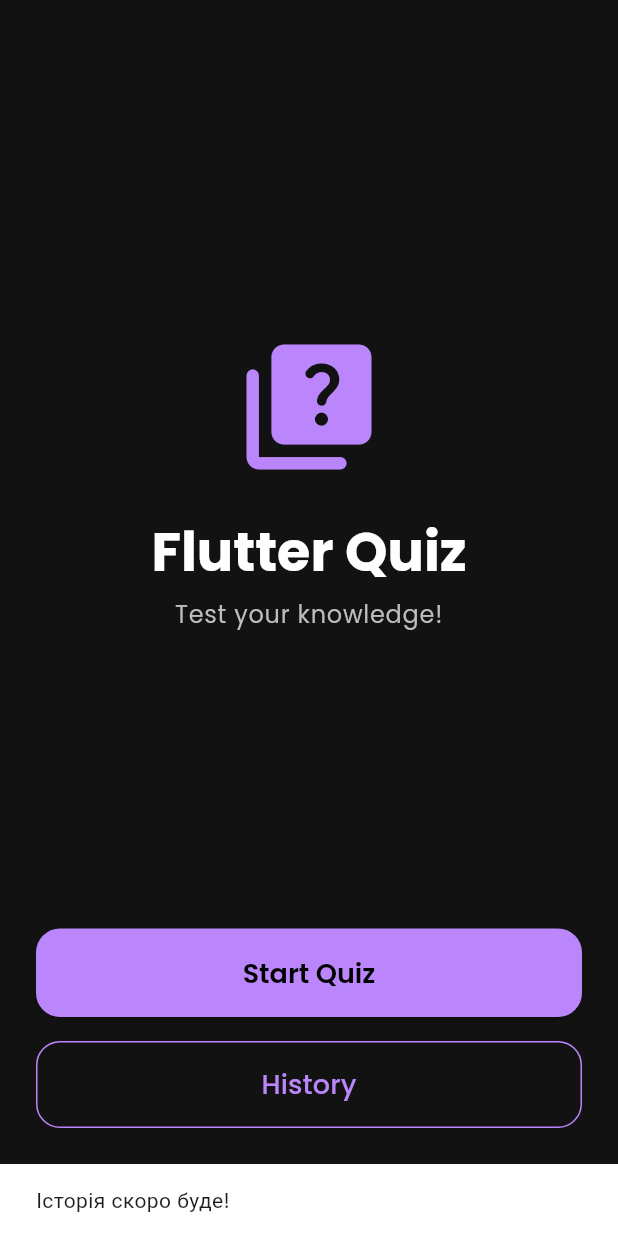
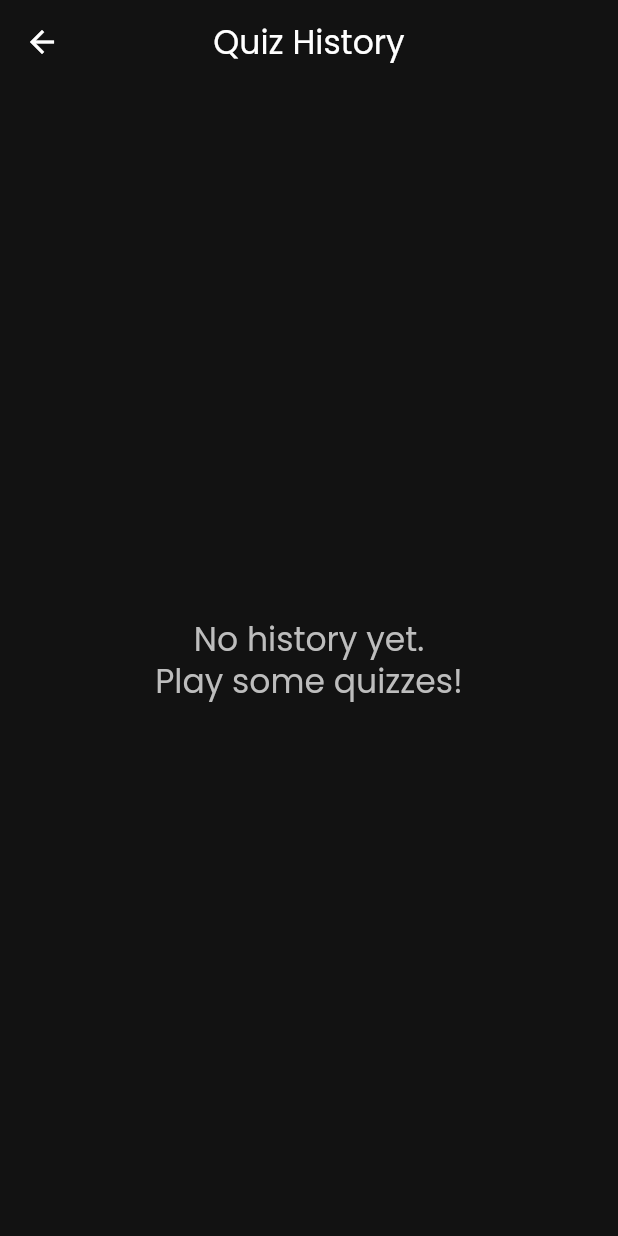
Before and after one commit to Upgrader01/flutter_quiz_app, a Flutter app: the screen it shows after launch, after a tap on "History", on a phone screen of 412 x 824 dp. Run offline on Flutter 3.47's test engine with Material 3 defaults, Android fonts, the phone set to English and light mode, and no system bars; our stand-ins replace confetti, google_fonts, shared_preferences.

Commit message:
Added History

```diff
--- /dev/null
+++ b/lib/models/quiz_result.dart
@@ -0,0 +1,33 @@
+import 'dart:convert';
+
+class QuizResult {
+  final int score;
+  final int totalQuestions;
+  final DateTime date;
+
+  QuizResult({
+    required this.score,
+    required this.totalQuestions,
+    required this.date,
+  });
+
+  Map<String, dynamic> toMap() {
+    return {
+      'score': score,
+      'totalQuestions': totalQuestions,
+      'date': date.millisecondsSinceEpoch,
+    };
+  }
+
+  factory QuizResult.fromMap(Map<String, dynamic> map) {
+    return QuizResult(
+      score: map['score'] ?? 0,
+      totalQuestions: map['totalQuestions'] ?? 0,
+      date: DateTime.fromMillisecondsSinceEpoch(map['date']),
+    );
+  }
+
+  String toJson() => json.encode(toMap());
+  factory QuizResult.fromJson(String source) =>
+      QuizResult.fromMap(json.decode(source));
+}
--- a/lib/providers/quiz_provider.dart
+++ b/lib/providers/quiz_provider.dart
@@ -1,11 +1,16 @@
 import 'package:flutter/material.dart';
 import 'package:quiz_app/models/question.dart';
+import 'package:quiz_app/models/quiz_result.dart';
+import 'package:shared_preferences/shared_preferences.dart';
 import '../data/questions.dart' as data;
 
 class QuizProvider with ChangeNotifier {
   final List<Question> _questions = data.questions;
   int _currentQuestionIndex = 0;
   int _score = 0;
+
+  List<QuizResult> _history = [];
+  List<QuizResult> get history => _history;
 
   List<Question> get questions => _questions;
   int get currentQuestionIndex => _currentQuestionIndex;
@@ -14,6 +19,38 @@ class QuizProvider with ChangeNotifier {
   Question get currentQuestion => _questions[_currentQuestionIndex];
   bool get isQuizFinished => _currentQuestionIndex >= _questions.length;
   int get totalQuestions => _questions.length;
+
+  QuizProvider() {
+    _loadHistory();
+  }
+
+  Future<void> _loadHistory() async {
+    final prefs = await SharedPreferences.getInstance();
+    final historyStringList = prefs.getStringList('quiz_history') ?? [];
+
+    _history = historyStringList
+        .map((item) => QuizResult.fromJson(item))
+        .toList();
+    // Sorting: new ones on top
+    _history.sort((a, b) => b.date.compareTo(a.date));
+    notifyListeners();
+  }
+
+  Future<void> saveCurrentResult() async {
+    final newResult = QuizResult(
+      score: _score,
+      totalQuestions: _questions.length,
+      date: DateTime.now(),
+    );
+    _history.insert(0, newResult); // Add to the top of the list
+    notifyListeners();
+
+    // Save to disk
+    final prefs = await SharedPreferences.getInstance();
+    final historyStringList =
+        _history.map((item) => item.toJson()).toList();
+    await prefs.setStringList('quiz_history', historyStringList);
+  }
 
   void answerQuestion(int selectedIndex) {
     if (isQuizFinished) return;
--- /dev/null
+++ b/lib/screens/history_screen.dart
@@ -0,0 +1,69 @@
+import 'package:flutter/material.dart';
+import 'package:provider/provider.dart';
+import 'package:intl/intl.dart';
+import '../providers/quiz_provider.dart';
+import '../utils/app_theme.dart';
+
+class HistoryScreen extends StatelessWidget {
+  const HistoryScreen({super.key});
+
+  @override
+  Widget build(BuildContext context) {
+    final history = context.watch<QuizProvider>().history;
+
+    return Scaffold(
+      appBar: AppBar(
+        title: const Text('Quiz History'),
+      ),
+      body: history.isEmpty
+          ? Center(
+              child: Text(
+                'No history yet.\nPlay some quizzes!',
+                textAlign: TextAlign.center,
+                style: Theme.of(context).textTheme.titleLarge?.copyWith(
+                      color: AppTheme.textGrey,
+                    ),
+              ),
+            )
+          : ListView.separated(
+              padding: const EdgeInsets.all(16),
+              itemCount: history.length,
+              separatorBuilder: (_, __) => const SizedBox(height: 12),
+              itemBuilder: (context, index) {
+                final result = history[index];
+                final percentage = (result.score / result.totalQuestions) * 100;
+                Color scoreColor = percentage >= 80
+                    ? AppTheme.resultExcellent
+                    : (percentage >= 50
+                        ? AppTheme.resultGood
+                        : AppTheme.resultBad);
+
+                return Card(
+                  color: Theme.of(context).colorScheme.surface,
+                  shape: RoundedRectangleBorder(
+                    borderRadius: BorderRadius.circular(12),
+                    side: BorderSide(color: scoreColor.withValues(alpha: 0.3)),
+                  ),
+                  child: ListTile(
+                    leading: CircleAvatar(
+                      backgroundColor: scoreColor.withValues(alpha: 0.1),
+                      child: Text(
+                        '${percentage.toInt()}%',
+                        style: TextStyle(
+                            color: scoreColor, fontWeight: FontWeight.bold),
+                      ),
+                    ),
+                    title: Text(
+                      'Score: ${result.score} / ${result.totalQuestions}',
+                      style: const TextStyle(fontWeight: FontWeight.bold),
+                    ),
+                    subtitle: Text(
+                       DateFormat('MMM d, yyyy - HH:mm').format(result.date),
+                    ),
+                  ),
+                );
+              },
+            ),
+    );
+  }
+}
--- a/lib/screens/home_screen.dart
+++ b/lib/screens/home_screen.dart
@@ -1,5 +1,6 @@
 import 'package:flutter/material.dart';
 import 'package:provider/provider.dart';
+import 'package:quiz_app/screens/history_screen.dart';
 import '../providers/quiz_provider.dart';
 import '../screens/quiz_screen.dart';
 
@@ -58,9 +59,10 @@ class HomeScreen extends StatelessWidget {
               // History button
               OutlinedButton(
                 onPressed: () {
-                  // TODO: Перейти на екран історії
-                  ScaffoldMessenger.of(context).showSnackBar(
-                    const SnackBar(content: Text('Історія скоро буде!')),
+                  Navigator.of(context).push(
+                    MaterialPageRoute(
+                      builder: (context) => const HistoryScreen(),
+                    ),
                   );
                 },
                 style: OutlinedButton.styleFrom(
--- a/lib/screens/quiz_screen.dart
+++ b/lib/screens/quiz_screen.dart
@@ -27,10 +27,12 @@ class _QuizScreenState extends State<QuizScreen> {
     super.dispose();
   }
 
-  void _nextQuestion(BuildContext context) {
+  Future<void> _nextQuestion(BuildContext context) async {
     final provider = context.read<QuizProvider>();
 
-    if (provider.currentQuestionIndex >= provider.totalQuestions) {
+    if (provider.isQuizFinished) {
+      await provider.saveCurrentResult();
+      if (!context.mounted) return;
       Navigator.of(context).pushReplacement(
         MaterialPageRoute(builder: (context) => const ResultScreen()),
       );
--- a/pubspec.yaml
+++ b/pubspec.yaml
@@ -15,6 +15,7 @@ dependencies:
   shared_preferences: ^2.2.0
   confetti: ^0.8.0
   google_fonts: ^6.3.2
+  intl: 0.20.2
 
 dev_dependencies:
   flutter_test:
```
Also changed, not shown: pubspec.lock.
